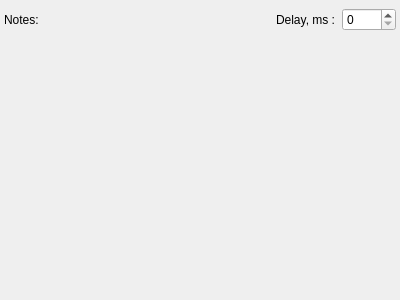
Old version of the form src/View/PresetEditorWidget.ui in the repository sergsave/MagicCubiano.
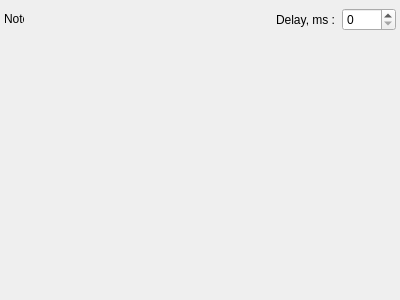
New version of the form.

```diff
--- a/src/View/PresetEditorWidget.ui
+++ b/src/View/PresetEditorWidget.ui
@@ -46,6 +46,12 @@
       </property>
       <item>
        <widget class="QLabel" name="notesLabel">
+        <property name="maximumSize">
+         <size>
+          <width>20</width>
+          <height>20</height>
+         </size>
+        </property>
         <property name="text">
          <string>Notes: </string>
         </property>
```
